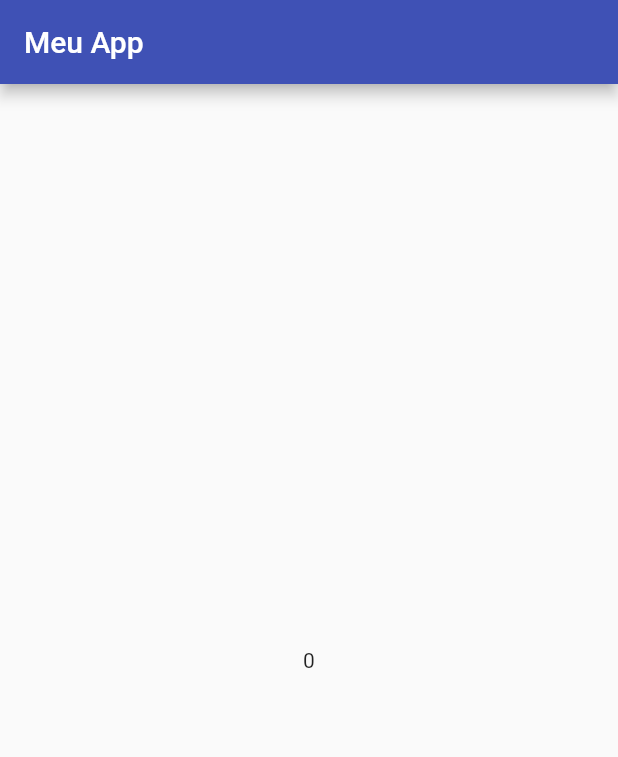
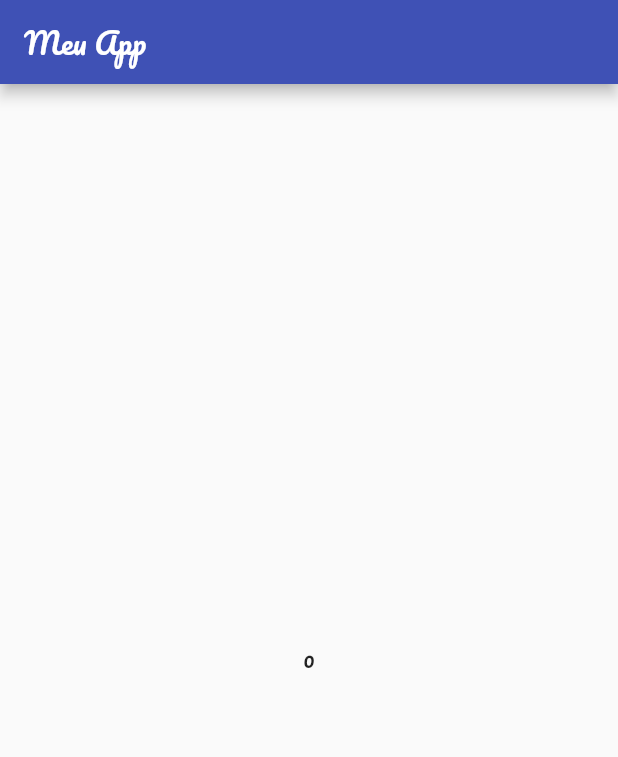
Before and after one commit to jessicacamposs/OOP-Dio-Dart-Anotacoes, a Flutter app: the screen it shows after launch, on a phone screen of 412 x 824 dp. Shown: the top 757 px of the screen. Run offline on Flutter 3.47's test engine with Material 2 defaults, Android fonts, the phone set to English and light mode, and no system bars; our stand-ins replace google_fonts; missing offline and left inert: dart:ffi.

Commit message:
Main app font, installed  google_fonts, fontSize

```diff
--- a/Modulo 6/Projeto Flutter e Primeiros Componentes/trilhaapp/lib/Pages/home_page.dart
+++ b/Modulo 6/Projeto Flutter e Primeiros Componentes/trilhaapp/lib/Pages/home_page.dart
@@ -3,6 +3,7 @@
 
 import 'package:flutter/material.dart';
 import 'package:trilhaapp/Services/gerador_de_numeros_aleatorios_service.dart';
+import 'package:google_fonts/google_fonts.dart';
 
 class HomePage extends StatefulWidget {
   const HomePage({super.key});
@@ -19,8 +20,8 @@ class _HomePageState extends State<HomePage> {
     debugPrint("chamando metodo build"); // utilizado no modo debug
     return Scaffold(
       appBar: AppBar(
-        title:  const Text ("Meu App"),
-      ),body: Center(child: Text(numeroGerado.toString())),
+        title: const Text ("Meu App", /* style: GoogleFonts.pacifico(),*/), // style: permite utilizar fontes importadas, como o GoogleFonts.fonteEscolhida
+      ),body: Center(child: Text(numeroGerado.toString(), /*style: GoogleFonts.aDLaMDisplay(fontSize: 25),*/)), // fontSize: recebe o tamanho escolhido para a fonte
       floatingActionButton: FloatingActionButton(
         child: const Icon(Icons.add),
         onPressed: () {
--- a/Modulo 6/Projeto Flutter e Primeiros Componentes/trilhaapp/lib/my_app.dart
+++ b/Modulo 6/Projeto Flutter e Primeiros Componentes/trilhaapp/lib/my_app.dart
@@ -2,6 +2,7 @@
 // nao esquecer de importar as paginas que fazem ligacao com essa utilizando o ctrl + .
 
 import 'package:flutter/material.dart';
+import 'package:google_fonts/google_fonts.dart';
 import 'Pages/home_page.dart';
 
 class MyApp extends StatelessWidget {
@@ -10,7 +11,7 @@ class MyApp extends StatelessWidget {
   @override
   Widget build(BuildContext context) {
     return  MaterialApp(
-      theme: ThemeData(primarySwatch: Colors.indigo), // para mudar a cor da AppBar
+      theme: ThemeData(primarySwatch: Colors.indigo, textTheme: GoogleFonts.pacificoTextTheme()), // primarySwatch: para mudar a cor da AppBar e textTheme: para escolher uma fonte padrao para todo o app
       debugShowCheckedModeBanner: false, // para retirar o debug banner
       home: const HomePage(),
     ); // o MaterialApp() exige um home: , sendo o home um Widget
--- a/Modulo 6/Projeto Flutter e Primeiros Componentes/trilhaapp/pubspec.yaml
+++ b/Modulo 6/Projeto Flutter e Primeiros Componentes/trilhaapp/pubspec.yaml
@@ -35,6 +35,7 @@ dependencies:
   # The following adds the Cupertino Icons font to your application.
   # Use with the CupertinoIcons class for iOS style icons.
   cupertino_icons: ^1.0.2
+  google_fonts: ^6.1.0
 
 dev_dependencies:
   flutter_test:
```
Also changed, not shown: 1 other file.
